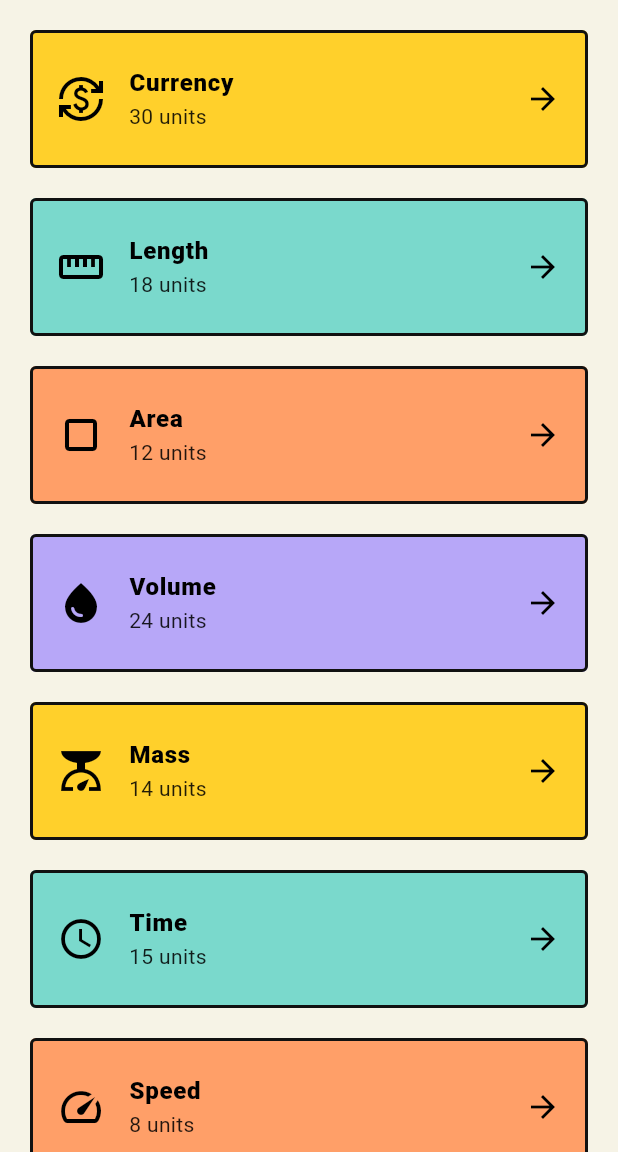
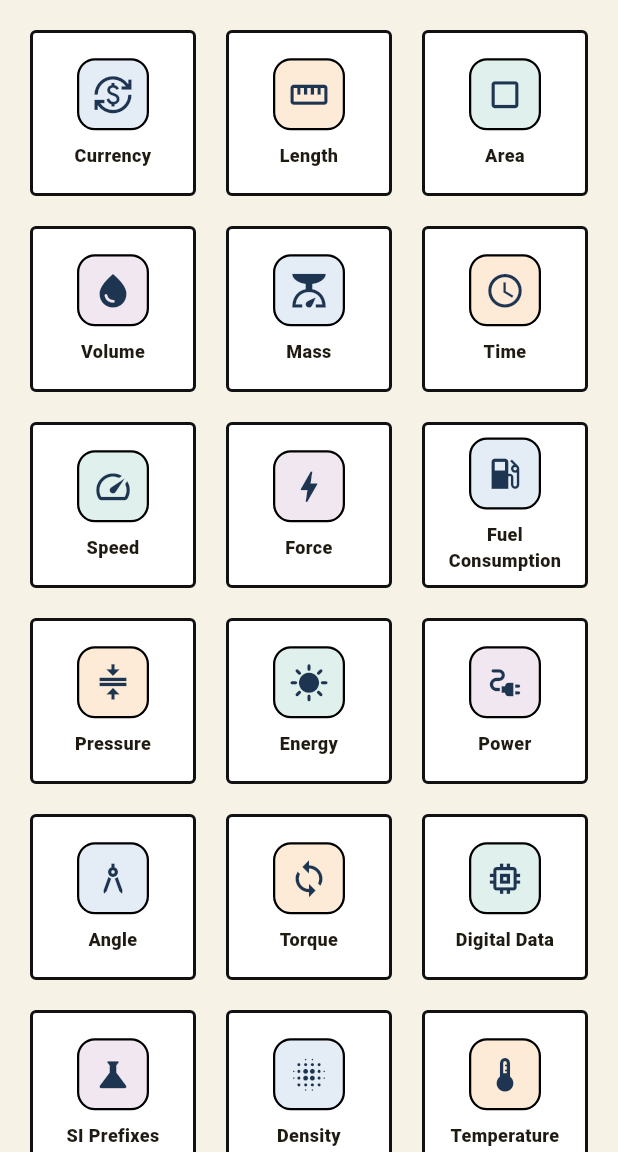
Before and after one commit to hadeskali-up/tolongtukar-flutter, a Flutter app: the screen it shows after launch, on a phone screen of 412 x 824 dp, the part 84-1236 px from its top. Run offline on Flutter 3.47's test engine with Material 3 defaults, Android fonts, the phone set to English and light mode, and no system bars; our stand-ins replace google_mobile_ads, in_app_purchase, shared_preferences.

Commit message:
feat: restore KMP-style home grid and currency order

```diff
--- a/lib/domain/currency_rates.dart
+++ b/lib/domain/currency_rates.dart
@@ -14,6 +14,19 @@ class CurrencyRates {
   static const names = {
     'USD':'US Dollar','EUR':'Euro','JPY':'Japanese Yen','GBP':'British Pound','CNY':'Chinese Yuan','AUD':'Australian Dollar','CAD':'Canadian Dollar','CHF':'Swiss Franc','SEK':'Swedish Krona','NOK':'Norwegian Krone','DKK':'Danish Krone','KRW':'South Korean Won','MXN':'Mexican Peso','INR':'Indian Rupee','BRL':'Brazilian Real','ZAR':'South African Rand','TRY':'Turkish Lira','PLN':'Polish Zloty','CZK':'Czech Koruna','HUF':'Hungarian Forint','IDR':'Indonesian Rupiah','THB':'Thai Baht','PHP':'Philippine Peso','MYR':'Malaysian Ringgit','HKD':'Hong Kong Dollar','SGD':'Singapore Dollar','NZD':'New Zealand Dollar','AED':'UAE Dirham','SAR':'Saudi Riyal','PKR':'Pakistani Rupee'
   };
-  static List<UnitDef> get units => rates.entries.map((e) => UnitDef(id: e.key, name: names[e.key] ?? e.key, symbol: e.key, strategy: UnitStrategy.factor, factor: 1 / e.value)).toList()..sort((a,b) => a.id.compareTo(b.id));
+  static const priority = ['MYR', 'USD', 'GBP', 'EUR', 'IDR'];
+  static List<UnitDef> get units {
+    final orderedCodes = [
+      ...priority.where(rates.containsKey),
+      ...(rates.keys.where((code) => !priority.contains(code)).toList()..sort()),
+    ];
+    return orderedCodes.map((code) => UnitDef(
+      id: code,
+      name: names[code] ?? code,
+      symbol: code,
+      strategy: UnitStrategy.factor,
+      factor: 1 / rates[code]!,
+    )).toList();
+  }
   static void update(Map<String, dynamic> fresh, String timestamp) { for (final e in fresh.entries) { if (rates.containsKey(e.key) && e.value is num) rates[e.key] = (e.value as num).toDouble(); } lastUpdated = timestamp; }
 }
--- a/lib/screens/home_screen.dart
+++ b/lib/screens/home_screen.dart
@@ -26,21 +26,57 @@ class _HomeScreenState extends State<HomeScreen> {
   }
 
   IconData icon(String id) => switch (id) {
-    'currency' => Icons.currency_exchange, 'length' => Icons.straighten,
-    'area' => Icons.crop_square, 'volume' => Icons.water_drop,
-    'mass' => Icons.scale, 'time' => Icons.schedule, 'speed' => Icons.speed,
-    'force' => Icons.bolt, 'fuel_consumption' => Icons.local_gas_station,
-    'pressure' => Icons.compress, 'energy' => Icons.sunny,
-    'power' => Icons.electrical_services, 'angle' => Icons.architecture,
-    'torque' => Icons.sync, 'digital_data' => Icons.memory,
-    'si_prefixes' => Icons.science, 'density' => Icons.blur_on,
-    'temperature' => Icons.thermostat, 'numeral_systems' => Icons.code,
-    'shoe_size' => Icons.directions_walk, _ => Icons.calculate,
+    'currency' => Icons.currency_exchange,
+    'length' => Icons.straighten,
+    'area' => Icons.crop_square,
+    'volume' => Icons.water_drop,
+    'mass' => Icons.scale,
+    'time' => Icons.schedule,
+    'speed' => Icons.speed,
+    'force' => Icons.bolt,
+    'fuel_consumption' => Icons.local_gas_station,
+    'pressure' => Icons.compress,
+    'energy' => Icons.sunny,
+    'power' => Icons.electrical_services,
+    'angle' => Icons.architecture,
+    'torque' => Icons.sync,
+    'digital_data' => Icons.memory,
+    'si_prefixes' => Icons.science,
+    'density' => Icons.blur_on,
+    'temperature' => Icons.thermostat,
+    'numeral_systems' => Icons.code,
+    'shoe_size' => Icons.directions_walk,
+    _ => Icons.calculate,
   };
+
+  void persistOrder() => widget.settings.putString(SettingsService.categoryOrder, order.join(','));
+
+  Future<void> moveCategory(String id) async {
+    final current = order.indexOf(id);
+    final target = await showModalBottomSheet<int>(
+      context: context,
+      builder: (context) => SafeArea(
+        child: ListView.builder(
+          shrinkWrap: true,
+          itemCount: order.length,
+          itemBuilder: (_, index) => ListTile(
+            leading: CircleAvatar(child: Text('${index + 1}')),
+            title: Text(UnitDefinitions.byId(order[index])!.name),
+            trailing: index == current ? const Icon(Icons.check) : null,
+            onTap: () => Navigator.pop(context, index),
+          ),
+        ),
+      ),
+    );
+    if (target == null || target == current) return;
+    setState(() => order.insert(target, order.removeAt(current)));
+    persistOrder();
+  }
 
   @override
   Widget build(BuildContext context) {
     final cats = {for (final c in UnitDefinitions.categories) c.id: c};
+    final colors = [const Color(0xFFE4EDF6), const Color(0xFFFDEBD7), const Color(0xFFE0F0EC), const Color(0xFFF1E7F0)];
     return Scaffold(
       appBar: AppBar(
         title: Row(children: [Image.asset('assets/icon.png', width: 34), const SizedBox(width: 8), const Text('TolongTukar', style: TextStyle(fontWeight: FontWeight.w900))]),
@@ -54,29 +90,35 @@ class _HomeScreenState extends State<HomeScreen> {
           IconButton(tooltip: 'Settings', onPressed: () => Navigator.push(context, MaterialPageRoute<void>(builder: (_) => SettingsScreen(settings: widget.settings, themeMode: widget.themeMode, onThemeChanged: widget.onThemeChanged))), icon: const Icon(Icons.settings)),
         ],
       ),
-      body: ReorderableListView.builder(
+      body: GridView.builder(
+        key: const Key('home-category-grid'),
         padding: const EdgeInsets.all(16),
+        gridDelegate: const SliverGridDelegateWithFixedCrossAxisCount(crossAxisCount: 3, crossAxisSpacing: 12, mainAxisSpacing: 12, childAspectRatio: 1),
         itemCount: order.length,
-        onReorder: (a, b) {
-          if (!edit) return;
-          if (b > a) b--;
-          setState(() => order.insert(b, order.removeAt(a)));
-          widget.settings.putString(SettingsService.categoryOrder, order.join(','));
-        },
-        itemBuilder: (context, i) {
-          final c = cats[order[i]]!;
-          return Padding(
-            key: ValueKey(c.id), padding: const EdgeInsets.only(bottom: 12),
-            child: Card(
-              color: [const Color(0xFFFFD02B), const Color(0xFF7AD9CC), const Color(0xFFFF9F68), const Color(0xFFB7A7F8)][i % 4],
-              child: ListTile(
-                contentPadding: const EdgeInsets.symmetric(horizontal: 18, vertical: 10),
-                leading: Icon(icon(c.id), size: 32, color: Colors.black),
-                title: Text(c.name, style: const TextStyle(fontWeight: FontWeight.w900, color: Colors.black)),
-                subtitle: Text('${c.units.length} units', style: const TextStyle(color: Colors.black87)),
-                trailing: Icon(edit ? Icons.drag_indicator : Icons.arrow_forward, color: Colors.black),
-                onTap: edit ? null : () => Navigator.push(context, MaterialPageRoute<void>(builder: (_) => ConverterScreen(categoryId: c.id, settings: widget.settings))),
-              ),
+        itemBuilder: (context, index) {
+          final category = cats[order[index]]!;
+          return Card(
+            color: Theme.of(context).colorScheme.surface,
+            child: InkWell(
+              onTap: edit ? () => moveCategory(category.id) : () => Navigator.push(context, MaterialPageRoute<void>(builder: (_) => ConverterScreen(categoryId: category.id, settings: widget.settings))),
+              child: Stack(children: [
+                Center(
+                  child: Padding(
+                    padding: const EdgeInsets.all(8),
+                    child: Column(mainAxisSize: MainAxisSize.min, children: [
+                      Container(
+                        width: 48,
+                        height: 48,
+                        decoration: BoxDecoration(color: colors[index % colors.length], border: Border.all(color: Colors.black, width: 1.5), borderRadius: BorderRadius.circular(12)),
+                        child: Icon(icon(category.id), size: 27, color: const Color(0xFF1E3552)),
+                      ),
+                      const SizedBox(height: 8),
+                      Text(category.name, maxLines: 2, overflow: TextOverflow.ellipsis, textAlign: TextAlign.center, style: const TextStyle(fontSize: 12, fontWeight: FontWeight.w800)),
+                    ]),
+                  ),
+                ),
+                if (edit) const Positioned(top: 5, right: 5, child: Icon(Icons.drag_indicator, size: 18)),
+              ]),
             ),
           );
         },
```
Also changed, not shown: lib/screens/converter_screen.dart (+7 -2 lines), 2 other files.
